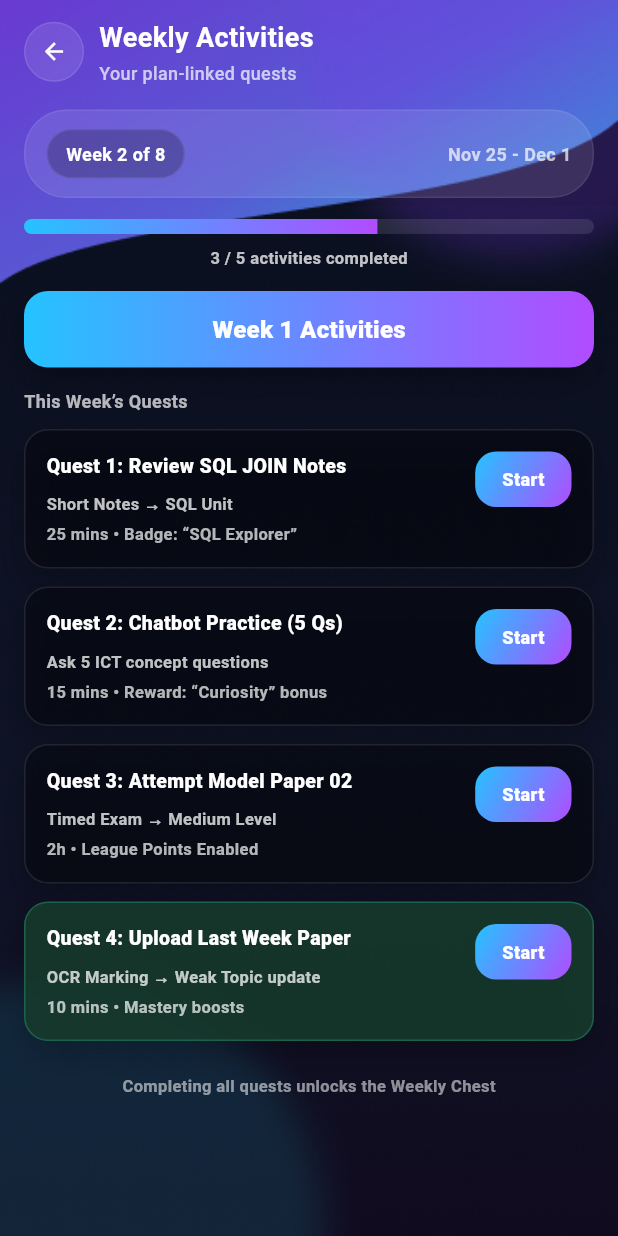
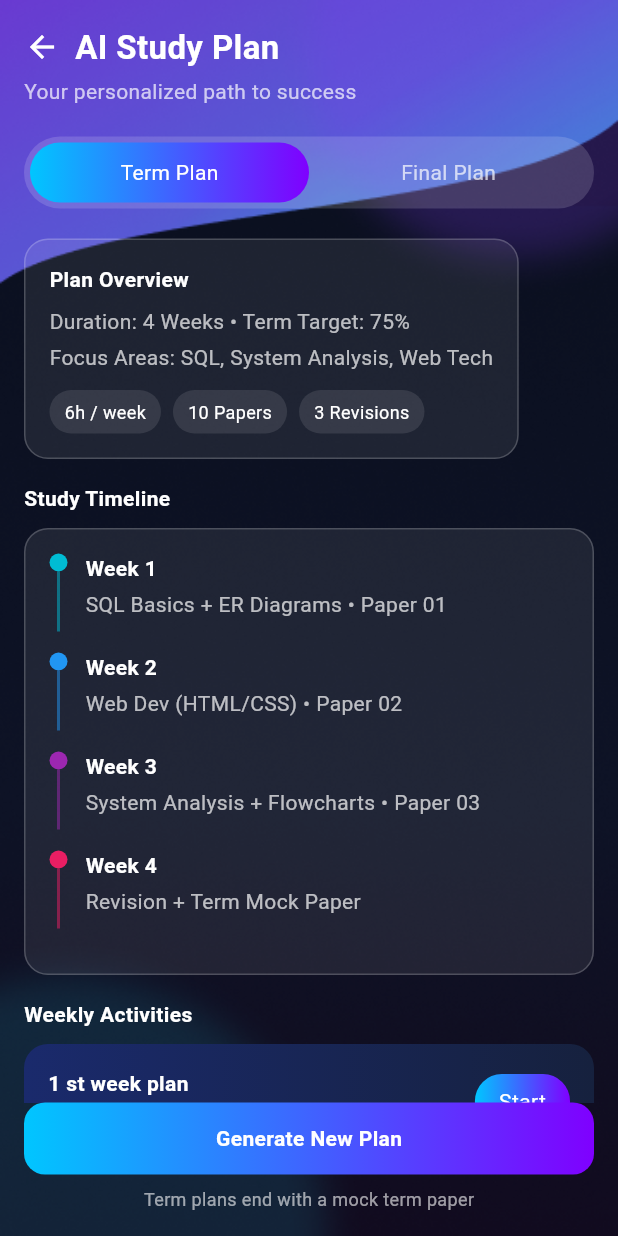
Before and after one commit to gihanpasindu1/Brainex, a Flutter app: the screen it shows once a user with an empty profile is signed in, after a tap on "AI Study Plan", on a phone screen of 412 x 824 dp. Run offline on Flutter 3.47's test engine with Material 3 defaults, Android fonts, the light colour scheme and no system bars; our stand-ins replace dotted_border, file_picker, firebase_auth, firebase_core, flutter_markdown, image_picker and 3 more; missing offline and left inert: google_mlkit_text_recognition; accounts and stored records are empty.

Commit message:
ai study plan

```diff
--- /dev/null
+++ b/frontend/lib/screens/ai_studyplan/ai_study_plan_2.dart
@@ -0,0 +1,354 @@
+import 'package:flutter/material.dart';
+
+class AIStudyPlanPage extends StatelessWidget {
+  const AIStudyPlanPage({super.key});
+
+  @override
+  Widget build(BuildContext context) {
+    return Scaffold(
+      body: Container(
+        decoration: const BoxDecoration(
+          image: DecorationImage(
+            image: AssetImage('assets/images/bg.png.png'),
+            fit: BoxFit.cover,
+          ),
+        ),
+        child: SafeArea(
+          child: Padding(
+            padding: const EdgeInsets.all(16.0),
+            child: Column(
+              crossAxisAlignment: CrossAxisAlignment.start,
+              children: [
+                Expanded(
+                  child: SingleChildScrollView(
+                    child: Column(
+                      crossAxisAlignment: CrossAxisAlignment.start,
+                      children: [
+                        /// 🔙 Back + Title
+                        Row(
+                          children: const [
+                            Icon(Icons.arrow_back, color: Colors.white),
+                            SizedBox(width: 10),
+                            Text(
+                              "AI Study Plan",
+                              style: TextStyle(
+                                color: Colors.white,
+                                fontSize: 22,
+                                fontWeight: FontWeight.bold,
+                              ),
+                            ),
+                          ],
+                        ),
+
+                        const SizedBox(height: 4),
+                        const Text(
+                          "Your personalized path to success",
+                          style: TextStyle(color: Colors.white70),
+                        ),
+
+                        const SizedBox(height: 20),
+
+                        /// 🔘 Toggle Buttons
+                        Container(
+                          padding: const EdgeInsets.all(4),
+                          decoration: BoxDecoration(
+                            color: Colors.white.withOpacity(0.15),
+                            borderRadius: BorderRadius.circular(30),
+                          ),
+                          child: Row(
+                            children: [
+                              Expanded(
+                                child: Container(
+                                  padding: const EdgeInsets.symmetric(
+                                    vertical: 10,
+                                  ),
+                                  decoration: BoxDecoration(
+                                    gradient: const LinearGradient(
+                                      colors: [
+                                        Color(0xFF00C6FF),
+                                        Color(0xFF7F00FF),
+                                      ],
+                                    ),
+                                    borderRadius: BorderRadius.circular(30),
+                                  ),
+                                  child: const Center(
+                                    child: Text(
+                                      "Term Plan",
+                                      style: TextStyle(color: Colors.white),
+                                    ),
+                                  ),
+                                ),
+                              ),
+                              const Expanded(
+                                child: Center(
+                                  child: Text(
+                                    "Final Plan",
+                                    style: TextStyle(color: Colors.white70),
+                                  ),
+                                ),
+                              ),
+                            ],
+                          ),
+                        ),
+
+                        const SizedBox(height: 20),
+
+                        /// 📊 Plan Overview Card
+                        _glassCard(
+                          child: Column(
+                            crossAxisAlignment: CrossAxisAlignment.start,
+                            children: [
+                              const Text(
+                                "Plan Overview",
+                                style: TextStyle(
+                                  color: Colors.white,
+                                  fontWeight: FontWeight.bold,
+                                ),
+                              ),
+                              const SizedBox(height: 8),
+                              const Text(
+                                "Duration: 4 Weeks • Term Target: 75%",
+                                style: TextStyle(color: Colors.white70),
+                              ),
+                              const SizedBox(height: 4),
+                              const Text(
+                                "Focus Areas: SQL, System Analysis, Web Tech",
+                                style: TextStyle(color: Colors.white70),
+                              ),
+                              const SizedBox(height: 12),
+                              Wrap(
+                                spacing: 8,
+                                runSpacing: 8,
+                                children: [
+                                  _chip("6h / week"),
+                                  _chip("10 Papers"),
+                                  _chip("3 Revisions"),
+                                ],
+                              ),
+                            ],
+                          ),
+                        ),
+
+                        const SizedBox(height: 16),
+
+                        const Text(
+                          "Study Timeline",
+                          style: TextStyle(
+                            color: Colors.white,
+                            fontWeight: FontWeight.bold,
+                          ),
+                        ),
+
+                        const SizedBox(height: 10),
+
+                        /// 📍 Timeline Card
+                        _glassCard(
+                          child: Column(
+                            children: const [
+                              _timelineItem(
+                                color: Colors.cyan,
+                                title: "Week 1",
+                                subtitle: "SQL Basics + ER Diagrams • Paper 01",
+                              ),
+                              _timelineItem(
+                                color: Colors.blue,
+                                title: "Week 2",
+                                subtitle: "Web Dev (HTML/CSS) • Paper 02",
+                              ),
+                              _timelineItem(
+                                color: Colors.purple,
+                                title: "Week 3",
+                                subtitle:
+                                    "System Analysis + Flowcharts • Paper 03",
+                              ),
+                              _timelineItem(
+                                color: Colors.pink,
+                                title: "Week 4",
+                                subtitle: "Revision + Term Mock Paper",
+                              ),
+                            ],
+                          ),
+                        ),
+
+                        const SizedBox(height: 16),
+
+                        const Text(
+                          "Weekly Activities",
+                          style: TextStyle(
+                            color: Colors.white,
+                            fontWeight: FontWeight.bold,
+                          ),
+                        ),
+
+                        const SizedBox(height: 10),
+
+                        _weeklyCard(
+                          "1 st week plan",
+                          "Linked to Week 2 • 25 mins",
+                        ),
+                        const SizedBox(height: 10),
+                        _weeklyCard("2 nd week plan", "Linked to Week 2 • 2h"),
+                        const SizedBox(height: 20),
+                      ],
+                    ),
+                  ),
+                ),
+
+                /// 🚀 Generate Button
+                Container(
+                  width: double.infinity,
+                  padding: const EdgeInsets.symmetric(vertical: 14),
+                  decoration: BoxDecoration(
+                    gradient: const LinearGradient(
+                      colors: [Color(0xFF00C6FF), Color(0xFF7F00FF)],
+                    ),
+                    borderRadius: BorderRadius.circular(14),
+                  ),
+                  child: const Center(
+                    child: Text(
+                      "Generate New Plan",
+                      style: TextStyle(
+                        color: Colors.white,
+                        fontWeight: FontWeight.bold,
+                      ),
+                    ),
+                  ),
+                ),
+
+                const SizedBox(height: 8),
+
+                const Center(
+                  child: Text(
+                    "Term plans end with a mock term paper",
+                    style: TextStyle(color: Colors.white60, fontSize: 12),
+                  ),
+                ),
+              ],
+            ),
+          ),
+        ),
+      ),
+    );
+  }
+}
+
+/// 🔹 Glass Card Widget
+Widget _glassCard({required Widget child}) {
+  return Container(
+    padding: const EdgeInsets.all(16),
+    decoration: BoxDecoration(
+      color: Colors.white.withOpacity(0.08),
+      borderRadius: BorderRadius.circular(16),
+      border: Border.all(color: Colors.white.withOpacity(0.2)),
+    ),
+    child: child,
+  );
+}
+
+/// 🔹 Chip Widget
+Widget _chip(String text) {
+  return Container(
+    padding: const EdgeInsets.symmetric(horizontal: 10, vertical: 6),
+    decoration: BoxDecoration(
+      color: Colors.white.withOpacity(0.1),
+      borderRadius: BorderRadius.circular(20),
+    ),
+    child: Text(
+      text,
+      style: const TextStyle(color: Colors.white, fontSize: 12),
+    ),
+  );
+}
+
+/// 🔹 Timeline Item
+class _timelineItem extends StatelessWidget {
+  final Color color;
+  final String title;
+  final String subtitle;
+
+  const _timelineItem({
+    required this.color,
+    required this.title,
+    required this.subtitle,
+  });
+
+  @override
+  Widget build(BuildContext context) {
+    return Padding(
+      padding: const EdgeInsets.only(bottom: 14),
+      child: Row(
+        crossAxisAlignment: CrossAxisAlignment.start,
+        children: [
+          Column(
+            children: [
+              CircleAvatar(radius: 6, backgroundColor: color),
+              Container(width: 2, height: 40, color: color.withOpacity(0.5)),
+            ],
+          ),
+          const SizedBox(width: 12),
+          Expanded(
+            child: Column(
+              crossAxisAlignment: CrossAxisAlignment.start,
+              children: [
+                Text(
+                  title,
+                  style: const TextStyle(
+                    color: Colors.white,
+                    fontWeight: FontWeight.bold,
+                  ),
+                ),
+                const SizedBox(height: 4),
+                Text(subtitle, style: const TextStyle(color: Colors.white70)),
+              ],
+            ),
+          ),
+        ],
+      ),
+    );
+  }
+}
+
+/// 🔹 Weekly Card
+Widget _weeklyCard(String title, String subtitle) {
+  return Container(
+    padding: const EdgeInsets.all(16),
+    decoration: BoxDecoration(
+      gradient: const LinearGradient(
+        colors: [Color(0xFF1A2A6C), Color(0xFF16213E)],
+      ),
+      borderRadius: BorderRadius.circular(16),
+    ),
+    child: Row(
+      mainAxisAlignment: MainAxisAlignment.spaceBetween,
+      children: [
+        Expanded(
+          child: Column(
+            crossAxisAlignment: CrossAxisAlignment.start,
+            children: [
+              Text(
+                title,
+                style: const TextStyle(
+                  color: Colors.white,
+                  fontWeight: FontWeight.bold,
+                ),
+              ),
+              const SizedBox(height: 4),
+              Text(subtitle, style: const TextStyle(color: Colors.white70)),
+            ],
+          ),
+        ),
+        const SizedBox(width: 8),
+        Container(
+          padding: const EdgeInsets.symmetric(horizontal: 16, vertical: 8),
+          decoration: BoxDecoration(
+            gradient: const LinearGradient(
+              colors: [Color(0xFF00C6FF), Color(0xFF7F00FF)],
+            ),
+            borderRadius: BorderRadius.circular(20),
+          ),
+          child: const Text("Start", style: TextStyle(color: Colors.white)),
+        ),
+      ],
+    ),
+  );
+}
--- a/frontend/lib/screens/home/home.dart
+++ b/frontend/lib/screens/home/home.dart
@@ -9,7 +9,7 @@ import 'package:frontend/screens/upload_screen/upload_screen.dart';
 import 'package:frontend/screens/shortnote_page/short_notes_page.dart';
 import 'package:frontend/widgets/premium_bottom_nav.dart';
 import 'package:frontend/screens/profile screen/profile_screen.dart';
-import 'package:frontend/screens/ai_studyplan/ai_study_plan_1.dart';
+import 'package:frontend/screens/ai_studyplan/ai_study_plan_2.dart';
 
 class Home extends StatelessWidget {
   const Home({super.key});
@@ -281,7 +281,7 @@ class BrainexHome extends StatelessWidget {
                             context,
                             MaterialPageRoute(
                               builder: (context) =>
-                                  const WeeklyActivitiesPage(),
+                                  const AIStudyPlanPage(),
                             ),
                           );
                         },
```
